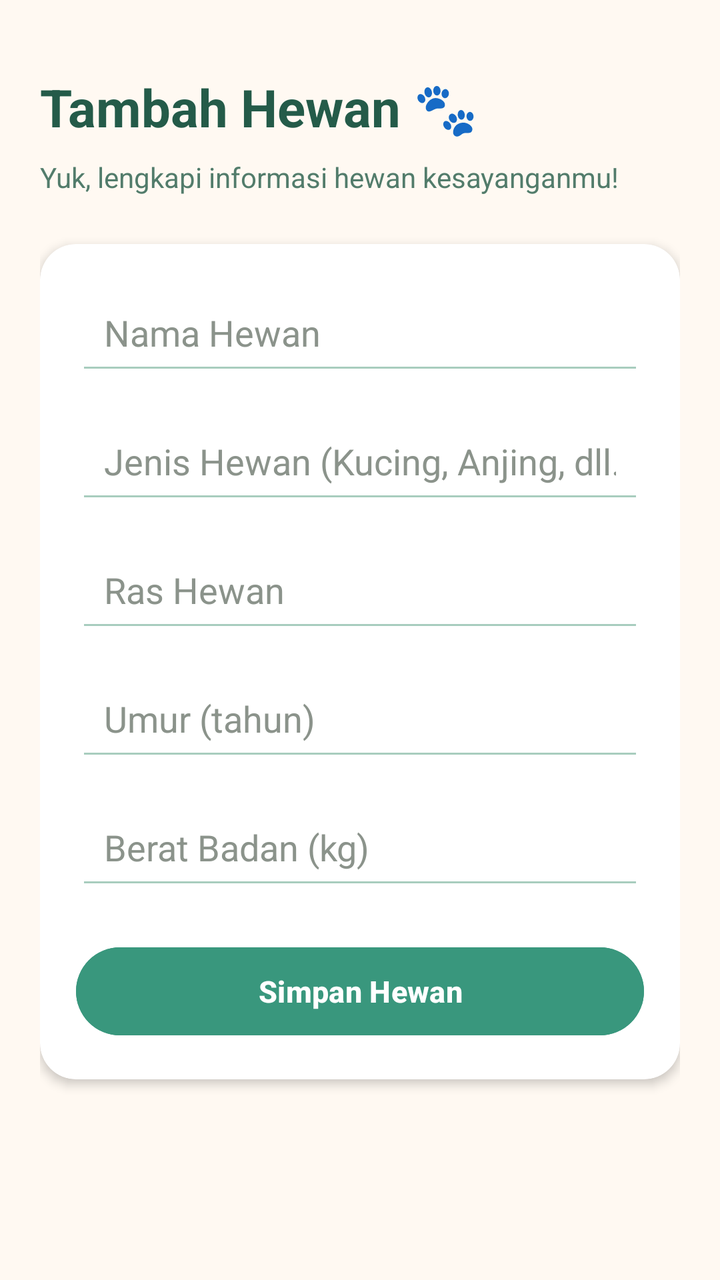
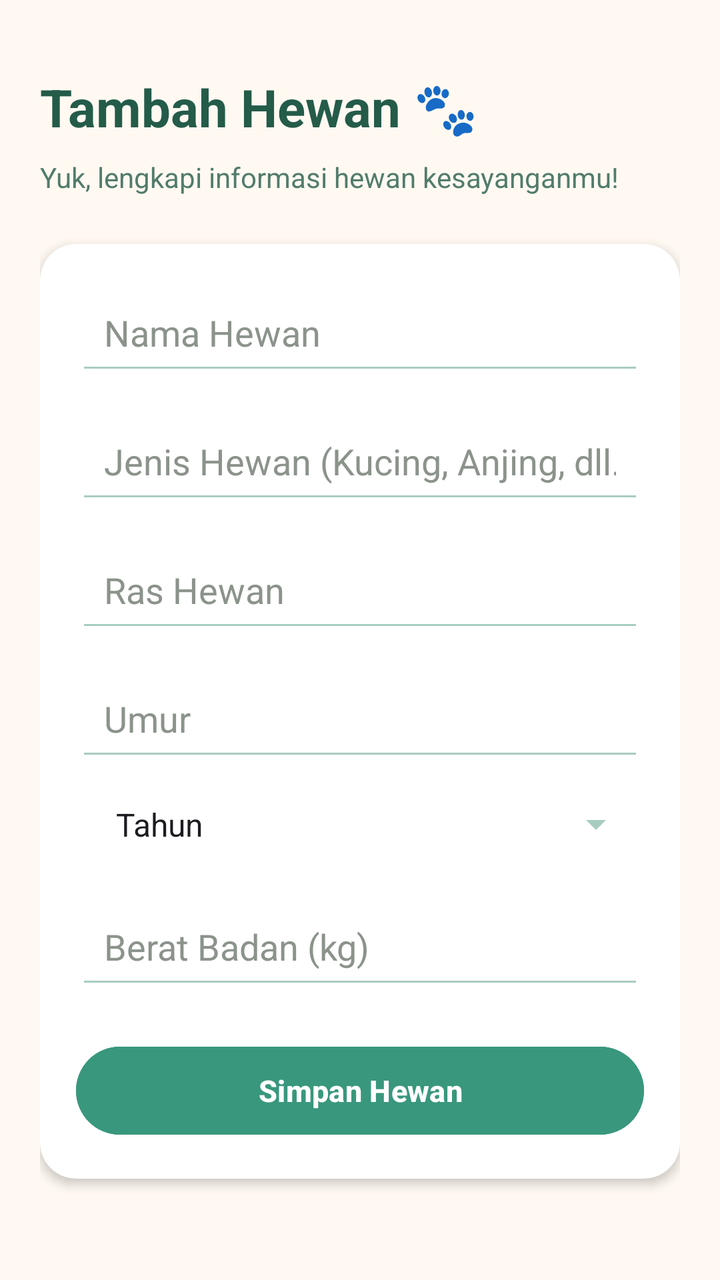

Before-and-after screenshots of an Android layout around one commit, followed by the original layout XML and the change that was made.
<!-- AndroidManifest.xml: application theme Theme.PetCare -->
<!-- res/layout/activity_add_pet.xml -->
<?xml version="1.0" encoding="utf-8"?>
<ScrollView
    xmlns:android="http://schemas.android.com/apk/res/android"
    android:layout_width="match_parent"
    android:layout_height="match_parent"
    android:background="#FFF9F2"
    android:fillViewport="true">

    <LinearLayout
        android:layout_width="match_parent"
        android:layout_height="wrap_content"
        android:orientation="vertical"
        android:padding="20dp">

        <TextView
            android:layout_width="match_parent"
            android:layout_height="wrap_content"
            android:text="Tambah Hewan 🐾"
            android:id="@+id/tvFormTitle"
            android:textColor="#245B49"
            android:textSize="26sp"
            android:textStyle="bold"
            android:layout_marginTop="16dp"
            android:layout_marginBottom="8dp" />

        <TextView
            android:layout_width="match_parent"
            android:layout_height="wrap_content"
            android:text="Yuk, lengkapi informasi hewan kesayanganmu!"
            android:id="@+id/tvFormSubtitle"
            android:textColor="#527C6B"
            android:textSize="14sp"
            android:layout_marginBottom="24dp" />

        <androidx.cardview.widget.CardView
            android:layout_width="match_parent"
            android:layout_height="wrap_content"
            android:layout_marginBottom="20dp"
            app:cardBackgroundColor="#FFFFFF"
            app:cardCornerRadius="18dp"
            app:cardElevation="3dp"
            app:contentPadding="18dp"
            xmlns:app="http://schemas.android.com/apk/res-auto">

            <LinearLayout
                android:layout_width="match_parent"
                android:layout_height="wrap_content"
                android:orientation="vertical">

                <EditText
                    android:id="@+id/etPetName"
                    android:layout_width="match_parent"
                    android:layout_height="wrap_content"
                    android:hint="Nama Hewan"
                    android:inputType="textCapWords"
                    android:padding="14dp"
                    android:textColor="#245B49"
                    android:textColorHint="#8B938B"
                    android:backgroundTint="#A8CDBE"
                    android:layout_marginBottom="12dp" />

                <EditText
                    android:id="@+id/etPetType"
                    android:layout_width="match_parent"
                    android:layout_height="wrap_content"
                    android:hint="Jenis Hewan (Kucing, Anjing, dll.)"
                    android:inputType="textCapWords"
                    android:padding="14dp"
                    android:textColor="#245B49"
                    android:textColorHint="#8B938B"
                    android:backgroundTint="#A8CDBE"
                    android:layout_marginBottom="12dp" />

                <EditText
                    android:id="@+id/etPetBreed"
                    android:layout_width="match_parent"
                    android:layout_height="wrap_content"
                    android:hint="Ras Hewan"
                    android:inputType="textCapWords"
                    android:padding="14dp"
                    android:textColor="#245B49"
                    android:textColorHint="#8B938B"
                    android:backgroundTint="#A8CDBE"
                    android:layout_marginBottom="12dp" />

                <EditText
                    android:id="@+id/etPetAge"
                    android:layout_width="match_parent"
                    android:layout_height="wrap_content"
                    android:hint="Umur (tahun)"
                    android:inputType="numberDecimal|numberSigned"
                    android:padding="14dp"
                    android:textColor="#245B49"
                    android:textColorHint="#8B938B"
                    android:backgroundTint="#A8CDBE"
                    android:layout_marginBottom="12dp" />

                <EditText
                    android:id="@+id/etPetWeight"
                    android:layout_width="match_parent"
                    android:layout_height="wrap_content"
                    android:hint="Berat Badan (kg)"
                    android:inputType="numberDecimal|numberSigned"
                    android:padding="14dp"
                    android:textColor="#245B49"
                    android:textColorHint="#8B938B"
                    android:backgroundTint="#A8CDBE"
                    android:layout_marginBottom="20dp" />

                <Button
                    android:id="@+id/btnSavePet"
                    android:layout_width="match_parent"
                    android:layout_height="52dp"
                    android:text="Simpan Hewan"
                    android:textAllCaps="false"
                    android:textSize="15sp"
                    android:textStyle="bold"
                    android:textColor="#FFFFFF"
                    android:backgroundTint="#39977D"
                    app:cornerRadius="26dp" />

            </LinearLayout>

        </androidx.cardview.widget.CardView>

    </LinearLayout>

</ScrollView>
<!-- resources referenced by this layout -->
<resources>
  <style name="Theme.PetCare" parent="Base.Theme.PetCare" />
  <style name="Base.Theme.PetCare" parent="Theme.Material3.DayNight.NoActionBar">
          
          
      </style>
</resources>

<!-- the commit's change to res/layout/activity_add_pet.xml (unified diff, before → after) -->
@@ -15,7 +15,7 @@
         <TextView
             android:layout_width="match_parent"
             android:layout_height="wrap_content"
-            android:text="Tambah Hewan 🐾"
+            android:text="@string/form_title"
             android:id="@+id/tvFormTitle"
             android:textColor="#245B49"
             android:textSize="26sp"
@@ -26,7 +26,7 @@
         <TextView
             android:layout_width="match_parent"
             android:layout_height="wrap_content"
-            android:text="Yuk, lengkapi informasi hewan kesayanganmu!"
+            android:text="@string/form_subtitle"
             android:id="@+id/tvFormSubtitle"
             android:textColor="#527C6B"
             android:textSize="14sp"
@@ -51,7 +51,7 @@
                     android:id="@+id/etPetName"
                     android:layout_width="match_parent"
                     android:layout_height="wrap_content"
-                    android:hint="Nama Hewan"
+                    android:hint="@string/hint_pet_name"
                     android:inputType="textCapWords"
                     android:padding="14dp"
                     android:textColor="#245B49"
@@ -63,7 +63,7 @@
                     android:id="@+id/etPetType"
                     android:layout_width="match_parent"
                     android:layout_height="wrap_content"
-                    android:hint="Jenis Hewan (Kucing, Anjing, dll.)"
+                    android:hint="@string/hint_pet_type"
                     android:inputType="textCapWords"
                     android:padding="14dp"
                     android:textColor="#245B49"
@@ -75,7 +75,7 @@
                     android:id="@+id/etPetBreed"
                     android:layout_width="match_parent"
                     android:layout_height="wrap_content"
-                    android:hint="Ras Hewan"
+                    android:hint="@string/hint_pet_breed"
                     android:inputType="textCapWords"
                     android:padding="14dp"
                     android:textColor="#245B49"
@@ -87,11 +87,20 @@
                     android:id="@+id/etPetAge"
                     android:layout_width="match_parent"
                     android:layout_height="wrap_content"
-                    android:hint="Umur (tahun)"
+                    android:hint="@string/hint_pet_age"
                     android:inputType="numberDecimal|numberSigned"
                     android:padding="14dp"
                     android:textColor="#245B49"
                     android:textColorHint="#8B938B"
+                    android:backgroundTint="#A8CDBE"
+                    android:layout_marginBottom="4dp" />
+
+                <Spinner
+                    android:id="@+id/spAgeUnit"
+                    android:layout_width="match_parent"
+                    android:layout_height="wrap_content"
+                    android:entries="@array/age_units"
+                    android:padding="12dp"
                     android:backgroundTint="#A8CDBE"
                     android:layout_marginBottom="12dp" />
 
@@ -99,7 +108,7 @@
                     android:id="@+id/etPetWeight"
                     android:layout_width="match_parent"
                     android:layout_height="wrap_content"
-                    android:hint="Berat Badan (kg)"
+                    android:hint="@string/hint_pet_weight"
                     android:inputType="numberDecimal|numberSigned"
                     android:padding="14dp"
                     android:textColor="#245B49"
@@ -111,7 +120,7 @@
                     android:id="@+id/btnSavePet"
                     android:layout_width="match_parent"
                     android:layout_height="52dp"
-                    android:text="Simpan Hewan"
+                    android:text="@string/button_save_pet"
                     android:textAllCaps="false"
                     android:textSize="15sp"
                     android:textStyle="bold"
<!-- resource entries referenced after the edit -->
@@ -1,9 +1,35 @@
 <!-- resources referenced by this layout -->
 <resources>
+  <string-array name="age_units">
+          <item>Tahun</item>
+          <item>Bulan</item>
+      </string-array>
+  <string name="button_save_pet">Simpan Hewan</string>
+  <string name="form_subtitle">Yuk, lengkapi informasi hewan kesayanganmu!</string>
+  <string name="form_title">Tambah Hewan 🐾</string>
+  <string name="hint_pet_age">Umur</string>
+  <string name="hint_pet_breed">Ras Hewan</string>
+  <string name="hint_pet_name">Nama Hewan</string>
+  <string name="hint_pet_type">Jenis Hewan (Kucing, Anjing, dll.)</string>
+  <string name="hint_pet_weight">Berat Badan (kg)</string>
   <style name="Theme.PetCare" parent="Base.Theme.PetCare" />
   <style name="Base.Theme.PetCare" parent="Theme.Material3.DayNight.NoActionBar">
-          
-          
+          <item name="colorPrimary">@color/petcare_primary</item>
+          <item name="colorOnPrimary">@color/white</item>
+          <item name="colorSecondary">@color/petcare_secondary</item>
+          <item name="colorOnSecondary">@color/white</item>
+          <item name="colorSurface">@color/petcare_surface</item>
+          <item name="colorError">@color/petcare_error</item>
+          <item name="android:colorBackground">@color/petcare_background</item>
+          <item name="android:statusBarColor">@color/petcare_dark</item>
+          <item name="android:navigationBarColor">@color/petcare_dark</item>
       </style>
+  <color name="petcare_primary">#39977D</color>
+  <color name="white">#FFFFFFFF</color>
+  <color name="petcare_secondary">#527C6B</color>
+  <color name="petcare_surface">#FFFFFF</color>
+  <color name="petcare_error">#D97979</color>
+  <color name="petcare_background">#FFF9F2</color>
+  <color name="petcare_dark">#245B49</color>
 </resources>
 
